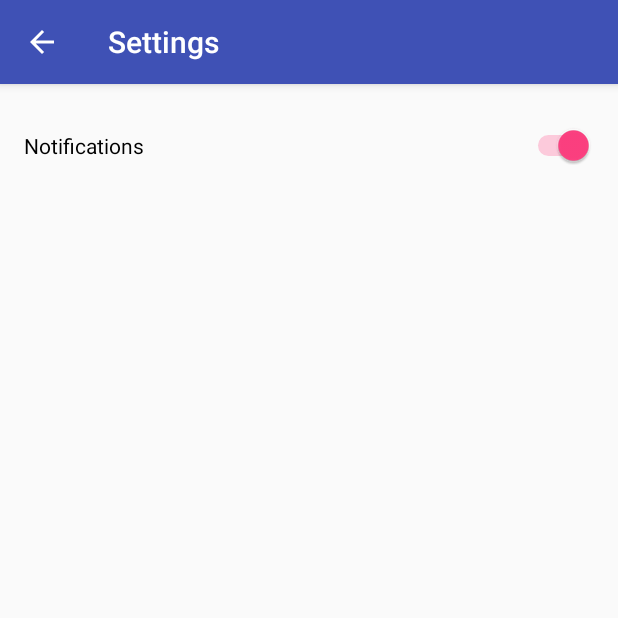
After one commit to shashi2459/notify-me, an Android app: the SettingActivity screen opened directly, with no data from a screen before it, on a phone screen of 412 x 824 dp, the top half of it. The commit adds this screen. Run offline under Robolectric (Android 15) with nearby library versions, the phone set to English and light mode, and no system bars.

Commit message:
Settings screen added UI Navigation to Settings screen test added

```diff
--- /dev/null
+++ b/app/src/main/java/android/shashi_sule/com/notifyme/setting/SettingActivity.java
@@ -0,0 +1,38 @@
+package android.shashi_sule.com.notifyme.setting;
+
+import android.os.Bundle;
+import android.shashi_sule.com.notifyme.R;
+import android.shashi_sule.com.notifyme.storage.LocalPreferences;
+import android.support.v7.app.ActionBar;
+import android.support.v7.app.AppCompatActivity;
+import android.widget.CompoundButton;
+import android.widget.Switch;
+
+public class SettingActivity extends AppCompatActivity {
+
+    @Override
+    protected void onCreate(Bundle savedInstanceState) {
+        super.onCreate(savedInstanceState);
+        setContentView(R.layout.activity_setting);
+
+        ActionBar bar = getSupportActionBar();
+        if (bar != null) {
+            bar.setDisplayHomeAsUpEnabled(true);
+        }
+
+        Switch notificationView = (Switch) findViewById(R.id.notifications_view);
+
+        boolean notificationsEnabled = LocalPreferences
+                .getInstance().isNotificationsEnabled(this);
+        notificationView.setChecked(notificationsEnabled);
+
+        notificationView.setOnCheckedChangeListener(new CompoundButton.OnCheckedChangeListener() {
+            @Override
+            public void onCheckedChanged(final CompoundButton buttonView, final boolean isChecked) {
+                LocalPreferences
+                        .getInstance()
+                        .put(isChecked, SettingActivity.this);
+            }
+        });
+    }
+}
--- /dev/null
+++ b/app/src/main/java/android/shashi_sule/com/notifyme/storage/LocalPreferences.java
@@ -0,0 +1,35 @@
+package android.shashi_sule.com.notifyme.storage;
+
+import android.content.Context;
+import android.content.SharedPreferences;
+
+public class LocalPreferences {
+
+    private static LocalPreferences sInstance;
+    private static String PREF_NAME = "com.notifyme.prefs";
+
+    private String PREF_KEY_AUDIO_NOTIFICATIONS = "com.notifyme.prefs.KEY_AUDIO_NOTIFICATION";
+
+    private LocalPreferences() {
+    }
+
+    public static LocalPreferences getInstance() {
+        if (sInstance == null) {
+            sInstance = new LocalPreferences();
+        }
+
+        return sInstance;
+    }
+
+    public boolean isNotificationsEnabled(Context context) {
+        SharedPreferences sharedPreferences = context.getSharedPreferences(PREF_NAME, Context.MODE_PRIVATE);
+        return sharedPreferences.getBoolean(PREF_KEY_AUDIO_NOTIFICATIONS, true);
+    }
+
+    public void put(boolean notify, Context context) {
+        SharedPreferences sharedPreferences = context.getSharedPreferences(PREF_NAME, Context.MODE_PRIVATE);
+        sharedPreferences.edit().putBoolean(PREF_KEY_AUDIO_NOTIFICATIONS, notify).apply();
+    }
+
+
+}
--- /dev/null
+++ b/app/src/main/res/layout/activity_setting.xml
@@ -0,0 +1,17 @@
+<?xml version="1.0" encoding="utf-8"?>
+<android.support.constraint.ConstraintLayout xmlns:android="http://schemas.android.com/apk/res/android"
+    xmlns:tools="http://schemas.android.com/tools"
+    android:layout_width="match_parent"
+    android:layout_height="match_parent"
+    android:padding="@dimen/root_view_padding"
+    tools:context="android.shashi_sule.com.notifyme.setting.SettingActivity">
+
+    <Switch
+        android:id="@+id/notifications_view"
+        android:layout_width="match_parent"
+        android:layout_height="@dimen/item_height"
+        android:checked="false"
+        android:contentDescription="@string/notifications_description"
+        android:text="@string/notifications" />
+
+</android.support.constraint.ConstraintLayout>
--- a/app/src/main/res/values/dimens.xml
+++ b/app/src/main/res/values/dimens.xml
@@ -3,4 +3,6 @@
     <dimen name="vertical_margin">16dp</dimen>
     <dimen name="title_text_size">16sp</dimen>
     <dimen name="normal_text_size">14sp</dimen>
+    <dimen name="item_height">50dp</dimen>
+    <dimen name="root_view_padding">16dp</dimen>
 </resources>
--- a/app/src/main/res/values/strings.xml
+++ b/app/src/main/res/values/strings.xml
@@ -63,4 +63,8 @@
     <string name="hear_all_your_notifications_n_instead_of_reading_them_cheers">
         Hear all your notifications instead of reading them.\nCheers!!!</string>
     <string name="notify">Notify</string>
+    <string name="about">About</string>
+    <string name="setting">Setting</string>
+    <string name="notifications">Notifications</string>
+    <string name="notifications_description">Notifications description</string>
 </resources>
```
Also changed, not shown: app/build.gradle (+15 -6 lines), app/src/main/AndroidManifest.xml (+13 -10 lines), app/src/main/java/android/shashi_sule/com/notifyme/setting/SettingsActivity.java (+4 -4 lines), app/src/main/java/android/shashi_sule/com/notifyme/tts/MainActivity.java (+35 -12 lines), app/src/main/java/android/shashi_sule/com/notifyme/utils/Utils.java (+10 -19 lines).
